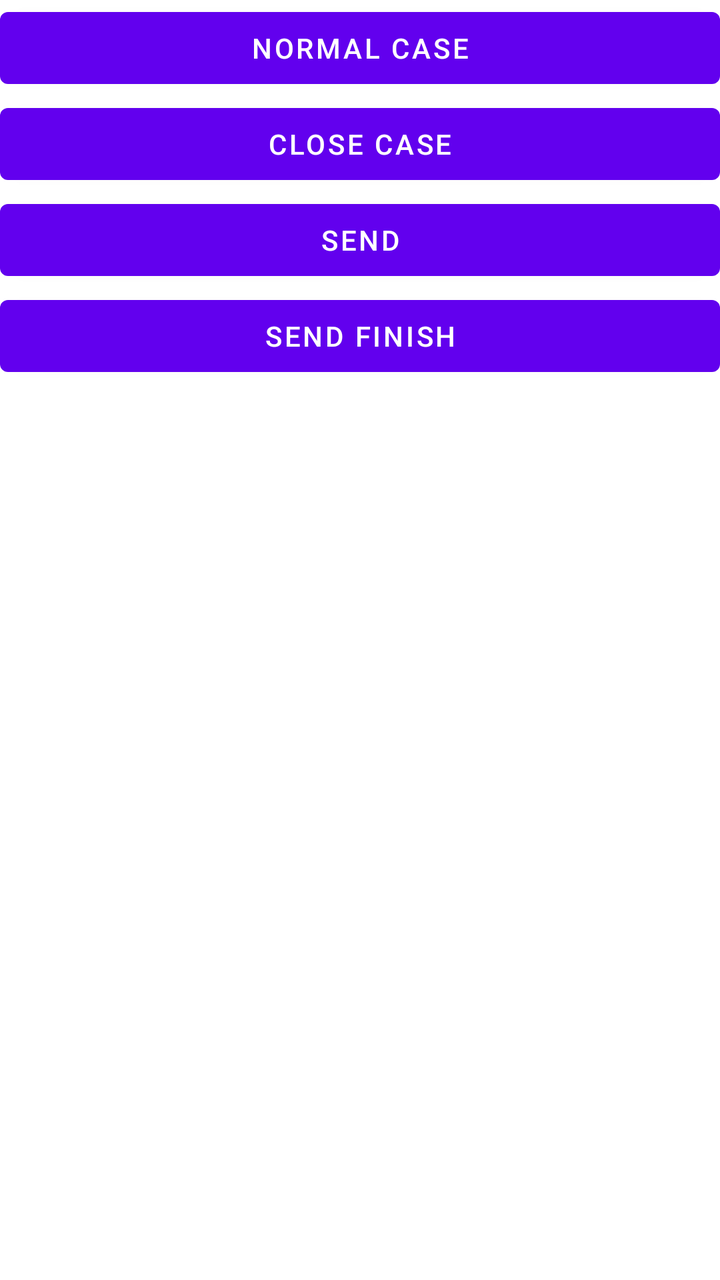
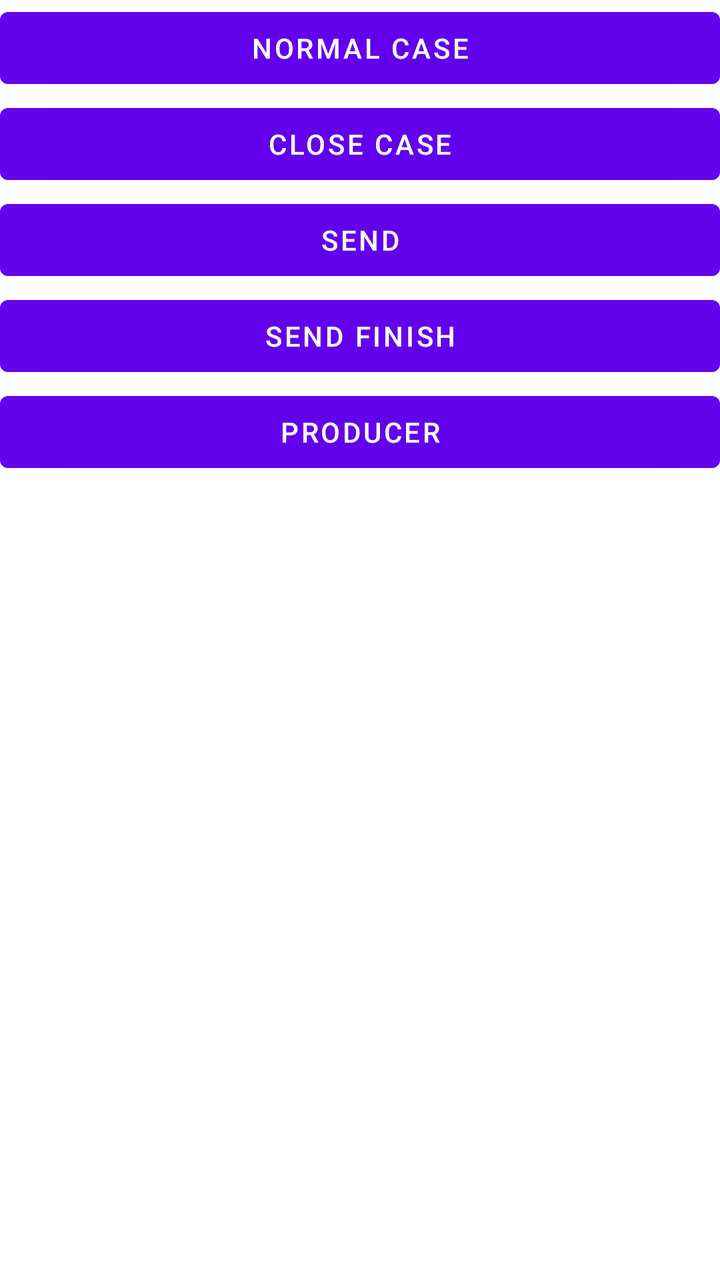

Two renders of the same Android screen: before a commit and after it. Below are the layout's source before the change and the commit's diff.
<!-- AndroidManifest.xml: application theme Theme.CodeBase -->
<!-- res/layout/activity_channel.xml -->
<?xml version="1.0" encoding="utf-8"?>
<LinearLayout xmlns:android="http://schemas.android.com/apk/res/android"
    xmlns:tools="http://schemas.android.com/tools"
    android:layout_width="match_parent"
    android:layout_height="match_parent"
    android:orientation="vertical"
    tools:context=".coroutine.channel.ChannelActivity">

    <com.google.android.material.button.MaterialButton
        android:id="@+id/normal_case"
        android:layout_width="match_parent"
        android:layout_height="48dp"
        android:gravity="center"
        android:text="@string/normal_case" />

    <com.google.android.material.button.MaterialButton
        android:id="@+id/close_case"
        android:layout_width="match_parent"
        android:layout_height="48dp"
        android:gravity="center"
        android:text="@string/close_case" />

    <com.google.android.material.button.MaterialButton
        android:id="@+id/send_case"
        android:layout_width="match_parent"
        android:layout_height="48dp"
        android:gravity="center"
        android:text="@string/send_case" />

    <com.google.android.material.button.MaterialButton
        android:id="@+id/send_finish"
        android:layout_width="match_parent"
        android:layout_height="48dp"
        android:gravity="center"
        android:text="@string/send_finish" />
</LinearLayout>
<!-- resources referenced by this layout -->
<resources>
  <string name="close_case">Close Case</string>
  <string name="normal_case">Normal Case</string>
  <string name="send_case">Send</string>
  <string name="send_finish">Send Finish</string>
  <style name="Theme.CodeBase" parent="Theme.MaterialComponents.DayNight.DarkActionBar">
          
          <item name="colorPrimary">@color/purple_500</item>
          <item name="colorPrimaryVariant">@color/purple_700</item>
          <item name="colorOnPrimary">@color/white</item>
          
          <item name="colorSecondary">@color/teal_200</item>
          <item name="colorSecondaryVariant">@color/teal_700</item>
          <item name="colorOnSecondary">@color/black</item>
          
          <item name="android:statusBarColor" tools:targetApi="l">?attr/colorPrimaryVariant</item>
          
      </style>
  <color name="purple_500">#FF6200EE</color>
  <color name="purple_700">#FF3700B3</color>
  <color name="white">#FFFFFFFF</color>
  <color name="teal_200">#FF03DAC5</color>
  <color name="teal_700">#FF018786</color>
  <color name="black">#FF000000</color>
</resources>

<!-- the commit's change to res/layout/activity_channel.xml (unified diff, before → after) -->
@@ -33,4 +33,13 @@
         android:layout_height="48dp"
         android:gravity="center"
         android:text="@string/send_finish" />
+
+    <com.google.android.material.button.MaterialButton
+        android:id="@+id/producer_case"
+        android:layout_width="match_parent"
+        android:layout_height="48dp"
+        android:gravity="center"
+        android:text="@string/producer_case" />
+
+
 </LinearLayout>
<!-- resource entries referenced after the edit -->
@@ -2,6 +2,7 @@
 <resources>
   <string name="close_case">Close Case</string>
   <string name="normal_case">Normal Case</string>
+  <string name="producer_case">Producer</string>
   <string name="send_case">Send</string>
   <string name="send_finish">Send Finish</string>
   <style name="Theme.CodeBase" parent="Theme.MaterialComponents.DayNight.DarkActionBar">
